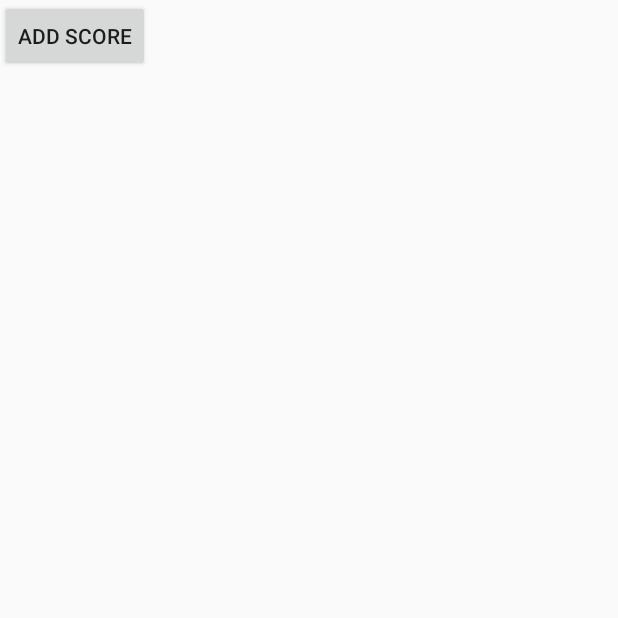
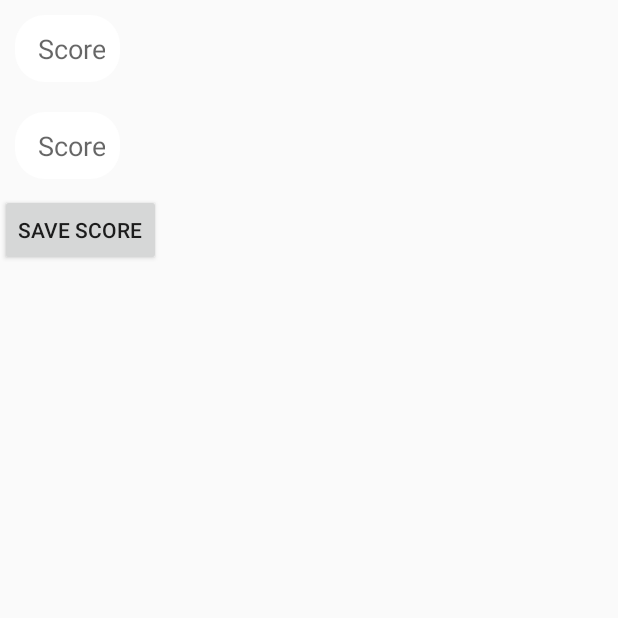
Before and after one commit to Binary-Team/Rachma-Android, an Android app: the RummySetting screen opened directly, with no data from a screen before it, after a tap on "DONE", on a phone screen of 412 x 824 dp, the top half of it. Run offline under Robolectric (Android 15) with nearby library versions, the phone set to English and light mode, and no system bars.

Commit message:
Rummy score taking

```diff
--- a/app/src/main/AndroidManifest.xml
+++ b/app/src/main/AndroidManifest.xml
@@ -21,7 +21,8 @@
         <activity android:name=".BeloteSetting" />
         <activity android:name=".RummyScoreboard" />
         <activity android:name=".BeloteScoreBoard" />
-        <activity android:name=".Winner"></activity>
+        <activity android:name=".Winner" />
+        <activity android:name=".RummyScoreTaking"></activity>
     </application>
 
 </manifest>
--- a/app/src/main/java/rachma/tn/team/binary/rachma/Entity/RummyRound.java
+++ b/app/src/main/java/rachma/tn/team/binary/rachma/Entity/RummyRound.java
@@ -10,14 +10,14 @@ import java.util.List;
 public class RummyRound {
 
     // round number and Players score
-    HashMap<Integer, List<RummyPlayer>> rounds;
+    List<HashMap<Integer, List<RummyPlayer>>> rounds;
 
 
-    public HashMap<Integer, List<RummyPlayer>> getRounds() {
+    public List<HashMap<Integer, List<RummyPlayer>>> getRounds() {
         return rounds;
     }
 
-    public void setRounds(HashMap<Integer, List<RummyPlayer>> rounds) {
+    public void setRounds(List<HashMap<Integer, List<RummyPlayer>>> rounds) {
         this.rounds = rounds;
     }
 }
--- /dev/null
+++ b/app/src/main/java/rachma/tn/team/binary/rachma/RummyScoreTaking.java
@@ -0,0 +1,264 @@
+package rachma.tn.team.binary.rachma;
+
+import android.os.Bundle;
+import android.support.v7.app.AppCompatActivity;
+import android.view.View;
+import android.widget.Button;
+import android.widget.EditText;
+import android.widget.TextView;
+
+import java.util.ArrayList;
+import java.util.Collections;
+import java.util.Comparator;
+import java.util.HashMap;
+import java.util.List;
+import java.util.Map;
+import java.util.Set;
+
+import rachma.tn.team.binary.rachma.Entity.RummyPlayer;
+import rachma.tn.team.binary.rachma.Entity.RummyRound;
+
+public class RummyScoreTaking extends AppCompatActivity {
+
+    static RummyRound rummyRounds;
+    EditText player1Score, player2Score, player3Score, player4Score;
+    TextView firstPlayer, secondPlayer, thirdPlayer, fourthPlayer;
+    TextView player1nameTV, player2nameTV, player3nameTV, player4nameTV;
+    Button saveScore;
+    Integer playersNumber;
+    String player1Name, player2Name, player3Name, player4Name;
+
+    HashMap<String, Integer> totalScores = new HashMap<>();
+
+    @Override
+    protected void onCreate(Bundle savedInstanceState) {
+        super.onCreate(savedInstanceState);
+        setContentView(R.layout.activity_rummy_score_taking);
+
+
+        // get players number
+        playersNumber = getIntent().getExtras().getInt("playersNumber");
+
+        // players name
+        player1nameTV = (TextView) findViewById(R.id.player1name);
+        player2nameTV = (TextView) findViewById(R.id.player2name);
+        player3nameTV = (TextView) findViewById(R.id.player3name);
+        player4nameTV = (TextView) findViewById(R.id.player4name);
+
+        // players score
+        player1Score = (EditText) findViewById(R.id.player1Score);
+        player2Score = (EditText) findViewById(R.id.player2Score);
+        player3Score = (EditText) findViewById(R.id.player3Score);
+        player4Score = (EditText) findViewById(R.id.player4Score);
+
+
+        // get players names
+        switch (playersNumber) {
+
+            case 2:
+                player1Name = getIntent().getExtras().getString("player1Name");
+                player2Name = getIntent().getExtras().getString("player2Name");
+                player1nameTV.setText(player1Name);
+                player2nameTV.setText(player2Name);
+                player1Score.setHint(player1Name + " " + player1Score.getHint());
+                player2Score.setHint(player2Name + " " + player2Score.getHint());
+
+                break;
+            case 3:
+                player1Name = getIntent().getExtras().getString("player1Name");
+                player2Name = getIntent().getExtras().getString("player2Name");
+                player3Name = getIntent().getExtras().getString("player3Name");
+                player1nameTV.setText(player1Name);
+                player2nameTV.setText(player2Name);
+                player3nameTV.setText(player3Name);
+                player1Score.setHint(player1Name + " " + player1Score.getHint());
+                player2Score.setHint(player2Name + " " + player2Score.getHint());
+                player3Score.setHint(player3Name + " " + player3Score.getHint());
+
+                break;
+            case 4:
+                player1Name = getIntent().getExtras().getString("player1Name");
+                player2Name = getIntent().getExtras().getString("player2Name");
+                player3Name = getIntent().getExtras().getString("player3Name");
+                player4Name = getIntent().getExtras().getString("player4Name");
+                player1nameTV.setText(player1Name);
+                player2nameTV.setText(player2Name);
+                player3nameTV.setText(player3Name);
+                player4nameTV.setText(player4Name);
+                player1Score.setHint(player1Name + " " + player1Score.getHint());
+                player2Score.setHint(player2Name + " " + player2Score.getHint());
+                player3Score.setHint(player3Name + " " + player3Score.getHint());
+                player4Score.setHint(player4Name + " " + player4Score.getHint());
+
+                break;
+
+        }
+
+
+        // Total scores
+
+        firstPlayer = (TextView) findViewById(R.id.firstPlayer);
+        secondPlayer = (TextView) findViewById(R.id.secondPlayer);
+        thirdPlayer = (TextView) findViewById(R.id.thirdPlayer);
+        fourthPlayer = (TextView) findViewById(R.id.fourthPlayer);
+
+        // save score Button
+        saveScore = (Button) findViewById(R.id.saveScores);
+
+
+        // prepare Round 0 and update UI visibility
+        rummyRounds = new RummyRound();
+        List<HashMap<Integer, List<RummyPlayer>>> round0 = new ArrayList<>();
+        List<RummyPlayer> rummyPlayers = new ArrayList<RummyPlayer>();
+        switch (playersNumber) {
+
+            case 2:
+                rummyPlayers.add(new RummyPlayer(player1Name, 0));
+                rummyPlayers.add(new RummyPlayer(player2Name, 0));
+                // set total score to 0
+                totalScores.put(player1Name, 0);
+                totalScores.put(player2Name, 0);
+
+                player3Score.setVisibility(View.GONE);
+                player4Score.setVisibility(View.GONE);
+                player3nameTV.setVisibility(View.GONE);
+                player4nameTV.setVisibility(View.GONE);
+                thirdPlayer.setVisibility(View.GONE);
+                fourthPlayer.setVisibility(View.GONE);
+
+                break;
+            case 3:
+                rummyPlayers.add(new RummyPlayer(player1Name, 0));
+                rummyPlayers.add(new RummyPlayer(player2Name, 0));
+                rummyPlayers.add(new RummyPlayer(player3Name, 0));
+                // set total score to 0
+                totalScores.put(player1Name, 0);
+                totalScores.put(player2Name, 0);
+                totalScores.put(player3Name, 0);
+
+                player3Score.setVisibility(View.VISIBLE);
+                player4Score.setVisibility(View.GONE);
+                player3nameTV.setVisibility(View.VISIBLE);
+                player4nameTV.setVisibility(View.GONE);
+                thirdPlayer.setVisibility(View.VISIBLE);
+                fourthPlayer.setVisibility(View.GONE);
+                break;
+            case 4:
+                rummyPlayers.add(new RummyPlayer(player1Name, 0));
+                rummyPlayers.add(new RummyPlayer(player2Name, 0));
+                rummyPlayers.add(new RummyPlayer(player3Name, 0));
+                rummyPlayers.add(new RummyPlayer(player4Name, 0));
+                // set total score to 0
+                totalScores.put(player1Name, 0);
+                totalScores.put(player2Name, 0);
+                totalScores.put(player3Name, 0);
+                totalScores.put(player4Name, 0);
+
+                player3Score.setVisibility(View.VISIBLE);
+                player4Score.setVisibility(View.VISIBLE);
+                player3nameTV.setVisibility(View.VISIBLE);
+                player4nameTV.setVisibility(View.VISIBLE);
+                thirdPlayer.setVisibility(View.VISIBLE);
+                fourthPlayer.setVisibility(View.VISIBLE);
+                break;
+
+        }
+
+        HashMap<Integer, List<RummyPlayer>> scoresOfRound0 = new HashMap<Integer, List<RummyPlayer>>();
+        scoresOfRound0.put(0, rummyPlayers);
+        round0.add(scoresOfRound0);
+        rummyRounds.setRounds(round0);
+
+
+        // save score Button
+        saveScore.setOnClickListener(new View.OnClickListener() {
+            @Override
+            public void onClick(View view) {
+
+                List<RummyPlayer> rummyPlayers = new ArrayList<RummyPlayer>();
+                // sorted scores
+                List<Map.Entry<String, Integer>> scoresSorted;
+
+                // save scores of N players
+                switch (playersNumber) {
+
+                    case 2:
+                        rummyPlayers.add(new RummyPlayer(player1Name, Integer.parseInt(player1Score.getText().toString())));
+                        rummyPlayers.add(new RummyPlayer(player2Name, Integer.parseInt(player2Score.getText().toString())));
+                        //total score
+                        totalScores.put(player1Name, totalScores.get(player1Name) + Integer.parseInt(player1Score.getText().toString()));
+                        totalScores.put(player2Name, totalScores.get(player2Name) + Integer.parseInt(player2Score.getText().toString()));
+                        //sort scores
+                        scoresSorted = sortScores();
+                        //update TextViews
+                        firstPlayer.setText(sortScores().get(0).getKey() + " " + scoresSorted.get(0).getValue());
+                        secondPlayer.setText(sortScores().get(1).getKey() + " " + scoresSorted.get(1).getValue());
+                        break;
+                    case 3:
+                        rummyPlayers.add(new RummyPlayer(player1Name, Integer.parseInt(player1Score.getText().toString())));
+                        rummyPlayers.add(new RummyPlayer(player2Name, Integer.parseInt(player2Score.getText().toString())));
+                        rummyPlayers.add(new RummyPlayer(player3Name, Integer.parseInt(player3Score.getText().toString())));
+                        //total score
+                        totalScores.put(player1Name, totalScores.get(player1Name) + Integer.parseInt(player1Score.getText().toString()));
+                        totalScores.put(player2Name, totalScores.get(player2Name) + Integer.parseInt(player2Score.getText().toString()));
+                        totalScores.put(player3Name, totalScores.get(player3Name) + Integer.parseInt(player3Score.getText().toString()));
+                        //sort scores
+                        scoresSorted = sortScores();
+                        //update TextViews
+                        firstPlayer.setText(sortScores().get(0).getKey() + " " + scoresSorted.get(0).getValue());
+                        secondPlayer.setText(sortScores().get(1).getKey() + " " + scoresSorted.get(1).getValue());
+                        thirdPlayer.setText(sortScores().get(2).getKey() + " " + scoresSorted.get(2).getValue());
+                        break;
+                    case 4:
+                        rummyPlayers.add(new RummyPlayer(player1Name, Integer.parseInt(player1Score.getText().toString())));
+                        rummyPlayers.add(new RummyPlayer(player2Name, Integer.parseInt(player2Score.getText().toString())));
+                        rummyPlayers.add(new RummyPlayer(player3Name, Integer.parseInt(player3Score.getText().toString())));
+                        rummyPlayers.add(new RummyPlayer(player4Name, Integer.parseInt(player4Score.getText().toString())));
+                        //total score
+                        totalScores.put(player1Name, totalScores.get(player1Name) + Integer.parseInt(player1Score.getText().toString()));
+                        totalScores.put(player2Name, totalScores.get(player2Name) + Integer.parseInt(player2Score.getText().toString()));
+                        totalScores.put(player3Name, totalScores.get(player3Name) + Integer.parseInt(player3Score.getText().toString()));
+                        totalScores.put(player4Name, totalScores.get(player4Name) + Integer.parseInt(player4Score.getText().toString()));
+                        //sort scores
+                        scoresSorted = sortScores();
+                        //update TextViews
+                        firstPlayer.setText(sortScores().get(0).getKey() + " " + scoresSorted.get(0).getValue());
+                        secondPlayer.setText(sortScores().get(1).getKey() + " " + scoresSorted.get(1).getValue());
+                        thirdPlayer.setText(sortScores().get(2).getKey() + " " + scoresSorted.get(2).getValue());
+                        fourthPlayer.setText(sortScores().get(3).getKey() + " " + scoresSorted.get(3).getValue());
+
+                        break;
+
+                }
+
+
+                RummyRound previousRounds = rummyRounds;
+                HashMap<Integer, List<RummyPlayer>> scoresOfThisRound = new HashMap<Integer, List<RummyPlayer>>();
+                scoresOfThisRound.put(rummyRounds.getRounds().size(), rummyPlayers);
+
+                previousRounds.getRounds().add(scoresOfThisRound);
+                rummyRounds.setRounds(previousRounds.getRounds());
+
+
+            }
+        });
+
+    }
+
+
+    // sort scores
+    private List<Map.Entry<String, Integer>> sortScores() {
+        Set<Map.Entry<String, Integer>> set = totalScores.entrySet();
+        List<Map.Entry<String, Integer>> list = new ArrayList<Map.Entry<String, Integer>>(
+                set);
+        Collections.sort(list, new Comparator<Map.Entry<String, Integer>>() {
+            public int compare(Map.Entry<String, Integer> o1,
+                               Map.Entry<String, Integer> o2) {
+                return o2.getValue().compareTo(o1.getValue());
+            }
+        });
+        return list;
+    }
+
+
+}
--- a/app/src/main/java/rachma/tn/team/binary/rachma/RummySetting.java
+++ b/app/src/main/java/rachma/tn/team/binary/rachma/RummySetting.java
@@ -95,30 +95,30 @@ public class RummySetting extends AppCompatActivity {
             @Override
             public void onClick(View view) {
 
-                Intent rummyScoreboard = new Intent(getApplicationContext(), RummyScoreboard.class);
-                rummyScoreboard.putExtra("playersNumber", playersNumber);
+                Intent rummyScoreTaking = new Intent(getApplicationContext(), RummyScoreTaking.class);
+                rummyScoreTaking.putExtra("playersNumber", playersNumber);
 
                 switch (playersNumber) {
 
                     case 2:
-                        rummyScoreboard.putExtra("player1Name", player1Name.getText());
-                        rummyScoreboard.putExtra("player2Name", player2Name.getText());
+                        rummyScoreTaking.putExtra("player1Name", player1Name.getText().toString());
+                        rummyScoreTaking.putExtra("player2Name", player2Name.getText().toString());
                         break;
                     case 3:
-                        rummyScoreboard.putExtra("player1Name", player1Name.getText());
-                        rummyScoreboard.putExtra("player2Name", player2Name.getText());
-                        rummyScoreboard.putExtra("player3Name", player3Name.getText());
+                        rummyScoreTaking.putExtra("player1Name", player1Name.getText().toString());
+                        rummyScoreTaking.putExtra("player2Name", player2Name.getText().toString());
+                        rummyScoreTaking.putExtra("player3Name", player3Name.getText().toString());
                         break;
                     case 4:
-                        rummyScoreboard.putExtra("player1Name", player1Name.getText());
-                        rummyScoreboard.putExtra("player2Name", player2Name.getText());
-                        rummyScoreboard.putExtra("player3Name", player3Name.getText());
-                        rummyScoreboard.putExtra("player4Name", player4Name.getText());
+                        rummyScoreTaking.putExtra("player1Name", player1Name.getText().toString());
+                        rummyScoreTaking.putExtra("player2Name", player2Name.getText().toString());
+                        rummyScoreTaking.putExtra("player3Name", player3Name.getText().toString());
+                        rummyScoreTaking.putExtra("player4Name", player4Name.getText().toString());
                         break;
 
                 }
 
-                startActivity(rummyScoreboard);
+                startActivity(rummyScoreTaking);
 
             }
 
--- /dev/null
+++ b/app/src/main/res/layout/activity_rummy_score_taking.xml
@@ -0,0 +1,147 @@
+<?xml version="1.0" encoding="utf-8"?>
+<LinearLayout xmlns:android="http://schemas.android.com/apk/res/android"
+    xmlns:tools="http://schemas.android.com/tools"
+    android:layout_width="match_parent"
+    android:layout_height="match_parent"
+    android:orientation="vertical"
+    tools:context="rachma.tn.team.binary.rachma.RummyScoreTaking">
+
+
+    <LinearLayout
+        android:layout_width="match_parent"
+        android:layout_height="wrap_content"
+        android:gravity="center"
+        android:orientation="vertical">
+
+        <LinearLayout
+            android:layout_width="match_parent"
+            android:layout_height="wrap_content"
+            android:orientation="horizontal">
+
+            <TextView
+                android:id="@+id/player1name"
+                android:layout_width="wrap_content"
+                android:layout_height="wrap_content" />
+
+            <EditText
+                android:id="@+id/player1Score"
+                android:layout_width="wrap_content"
+                android:layout_height="wrap_content"
+                android:layout_margin="10dp"
+                android:background="@drawable/round_shape"
+                android:gravity="center"
+                android:hint="@string/score"
+                android:inputType="numberSigned"
+                android:padding="10dp"
+                android:textColor="@color/colorPrimary" />
+        </LinearLayout>
+
+        <LinearLayout
+            android:layout_width="match_parent"
+            android:layout_height="wrap_content"
+            android:orientation="horizontal">
+
+            <TextView
+                android:id="@+id/player2name"
+                android:layout_width="wrap_content"
+                android:layout_height="wrap_content" />
+
+            <EditText
+                android:id="@+id/player2Score"
+                android:layout_width="wrap_content"
+                android:layout_height="wrap_content"
+                android:layout_margin="10dp"
+                android:background="@drawable/round_shape"
+                android:gravity="center"
+                android:hint="@string/score"
+                android:inputType="numberSigned"
+                android:padding="10dp"
+                android:textColor="@color/colorPrimary"
+
+                />
+        </LinearLayout>
+
+
+        <LinearLayout
+            android:layout_width="match_parent"
+            android:layout_height="wrap_content"
+            android:orientation="horizontal">
+
+            <TextView
+                android:id="@+id/player3name"
+                android:layout_width="wrap_content"
+                android:layout_height="wrap_content" />
+
+            <EditText
+                android:id="@+id/player3Score"
+                android:layout_width="wrap_content"
+                android:layout_height="wrap_content"
+                android:layout_margin="10dp"
+                android:background="@drawable/round_shape"
+                android:gravity="center"
+                android:hint="@string/score"
+                android:inputType="numberSigned"
+                android:padding="10dp"
+                android:textColor="@color/colorPrimary"
+                android:visibility="gone"
+
+                />
+        </LinearLayout>
+
+
+        <LinearLayout
+            android:layout_width="match_parent"
+            android:layout_height="wrap_content"
+            android:orientation="horizontal">
+
+            <TextView
+                android:id="@+id/player4name"
+                android:layout_width="wrap_content"
+                android:layout_height="wrap_content" />
+
+            <EditText
+                android:id="@+id/player4Score"
+                android:layout_width="wrap_content"
+                android:layout_height="wrap_content"
+                android:layout_margin="10dp"
+                android:background="@drawable/round_shape"
+                android:gravity="center"
+                android:hint="@string/score"
+                android:inputType="numberSigned"
+                android:padding="10dp"
+                android:textColor="@color/colorPrimary"
+                android:visibility="gone"
+
+                />
+        </LinearLayout>
+
+
+    </LinearLayout>
+
+    <Button
+        android:id="@+id/saveScores"
+        android:layout_width="wrap_content"
+        android:layout_height="wrap_content"
+        android:text="Save score" />
+
+    <TextView
+        android:id="@+id/firstPlayer"
+        android:layout_width="wrap_content"
+        android:layout_height="wrap_content" />
+
+    <TextView
+        android:id="@+id/secondPlayer"
+        android:layout_width="wrap_content"
+        android:layout_height="wrap_content" />
+
+    <TextView
+        android:id="@+id/thirdPlayer"
+        android:layout_width="wrap_content"
+        android:layout_height="wrap_content" />
+
+    <TextView
+        android:id="@+id/fourthPlayer"
+        android:layout_width="wrap_content"
+        android:layout_height="wrap_content" />
+
+</LinearLayout>
--- a/app/src/main/res/values/strings.xml
+++ b/app/src/main/res/values/strings.xml
@@ -1,3 +1,4 @@
 <resources>
     <string name="app_name">Rachma</string>
+    <string name="score">Score</string>
 </resources>
```
Also changed, not shown: app/src/main/java/rachma/tn/team/binary/rachma/RummyScoreboard.java (+8 -0 lines).
